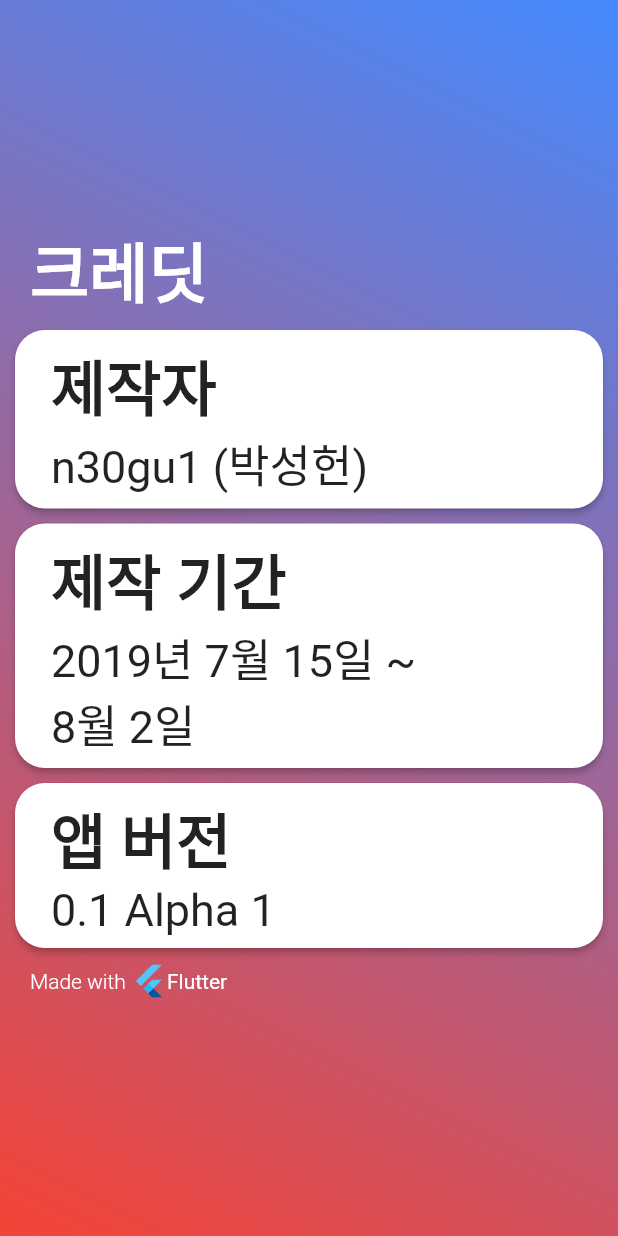
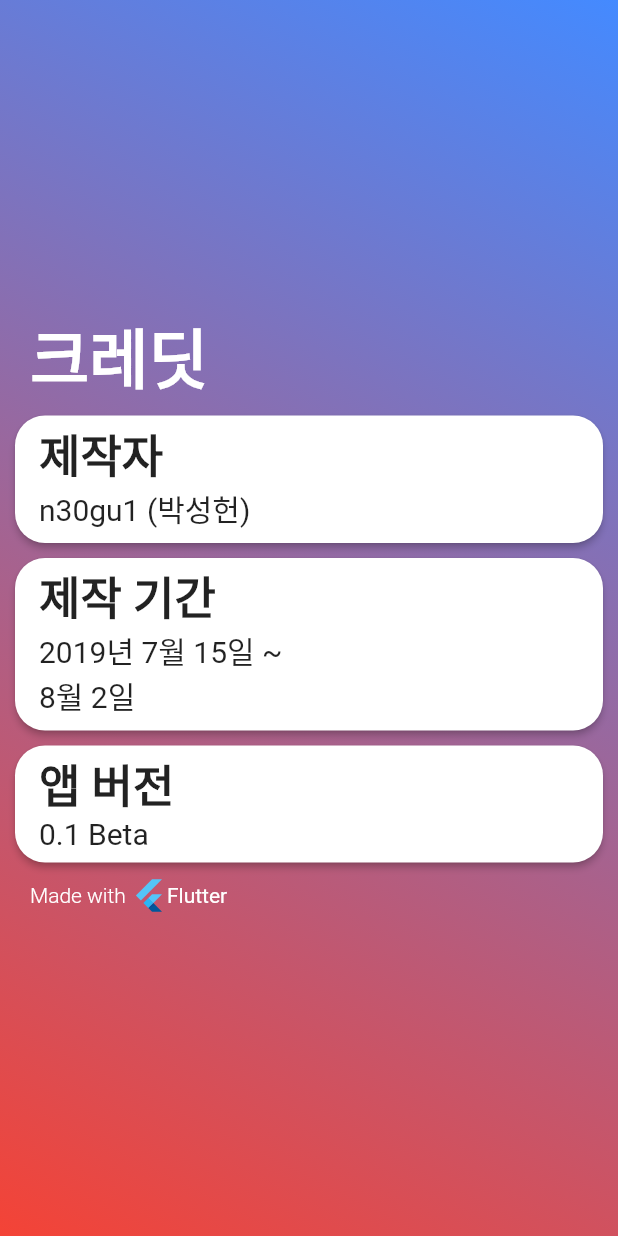
Before and after one commit to n30gu1/examcalc2, a Flutter app: the screen it shows after launch, after a tap on "크레딧", on a phone screen of 412 x 824 dp. Run offline on Flutter 3.47's test engine with Material 2 defaults, Android fonts, the phone set to English and light mode, and no system bars; our stand-ins replace keyboard_actions.

Commit message:
0.1 Beta

```diff
--- a/lib/credit.dart
+++ b/lib/credit.dart
@@ -51,14 +51,14 @@ class HomePage extends StatelessWidget {
                       width: double.infinity,
                       child: RaisedButton(
                         child: Padding(
-                          padding: const EdgeInsets.all(8.0),
+                          padding: const EdgeInsets.only(top: 3, bottom: 8),
                           child: Column(
                             children: <Widget>[
                               Row(
                                 children: <Widget>[
                                   Text(
                                     '제작자',
-                                    style: TextStyle(fontSize: 40, fontWeight: FontWeight.bold),
+                                    style: TextStyle(fontSize: 30, fontWeight: FontWeight.bold),
                                   )
                                 ],
                               ),
@@ -66,7 +66,7 @@ class HomePage extends StatelessWidget {
                                 children: <Widget>[
                                   Text(
                                     'n30gu1 (박성헌)',
-                                    style: TextStyle(fontSize: 30, fontWeight: FontWeight.w400),
+                                    style: TextStyle(fontSize: 20, fontWeight: FontWeight.w400),
                                   )
                                 ],
                               ),
@@ -84,14 +84,14 @@ class HomePage extends StatelessWidget {
                         width: double.infinity,
                         child: RaisedButton(
                           child: Padding(
-                            padding: const EdgeInsets.all(8.0),
+                            padding: const EdgeInsets.only(top: 3, bottom: 8),
                             child: Column(
                               children: <Widget>[
                                 Row(
                                   children: <Widget>[
                                     Text(
                                       '제작 기간',
-                                      style: TextStyle(fontSize: 40, fontWeight: FontWeight.bold),
+                                      style: TextStyle(fontSize: 30, fontWeight: FontWeight.bold),
                                     )
                                   ],
                                 ),
@@ -99,7 +99,7 @@ class HomePage extends StatelessWidget {
                                   children: <Widget>[
                                     Text(
                                       '2019년 7월 15일 ~ \n8월 2일',
-                                      style: TextStyle(fontSize: 30, fontWeight: FontWeight.w400),
+                                      style: TextStyle(fontSize: 20, fontWeight: FontWeight.w400),
                                     )
                                   ],
                                 ),
@@ -118,22 +118,22 @@ class HomePage extends StatelessWidget {
                         width: double.infinity,
                         child: RaisedButton(
                           child: Padding(
-                            padding: const EdgeInsets.all(8.0),
+                            padding: const EdgeInsets.only(bottom: 8, top: 3),
                             child: Column(
                               children: <Widget>[
                                 Row(
                                   children: <Widget>[
                                     Text(
                                       '앱 버전',
-                                      style: TextStyle(fontSize: 40, fontWeight: FontWeight.bold),
+                                      style: TextStyle(fontSize: 30, fontWeight: FontWeight.bold),
                                     )
                                   ],
                                 ),
                                 Row(
                                   children: <Widget>[
                                     Text(
-                                      '0.1 Alpha 1',
-                                      style: TextStyle(fontSize: 30, fontWeight: FontWeight.w400),
+                                      '0.1 Beta',
+                                      style: TextStyle(fontSize: 20, fontWeight: FontWeight.w400),
                                     )
                                   ],
                                 ),
--- a/pubspec.yaml
+++ b/pubspec.yaml
@@ -23,6 +23,7 @@ dependencies:
   # The following adds the Cupertino Icons font to your application.
   # Use with the CupertinoIcons class for iOS style icons.
   cupertino_icons: ^0.1.2
+  keyboard_actions: ^2.1.2
 
 dev_dependencies:
   flutter_test:
```
Also changed, not shown: pubspec.lock.
